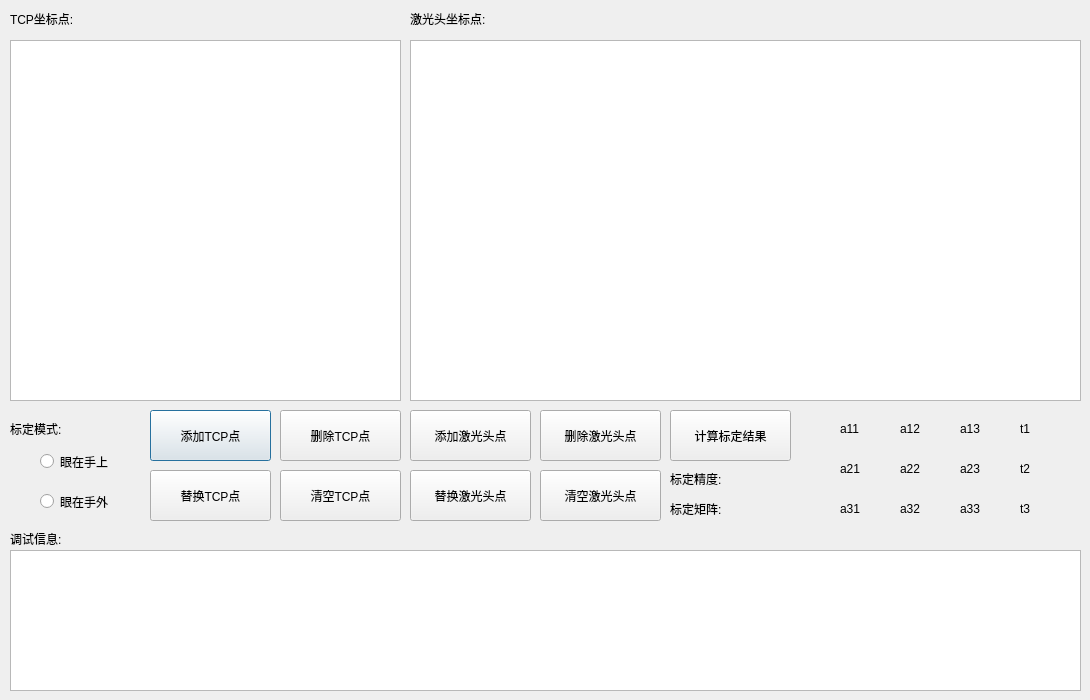
Before: the Qt Designer form demarcatedlg.ui in qubo188612/qtwelding, drawn with Qt 5.
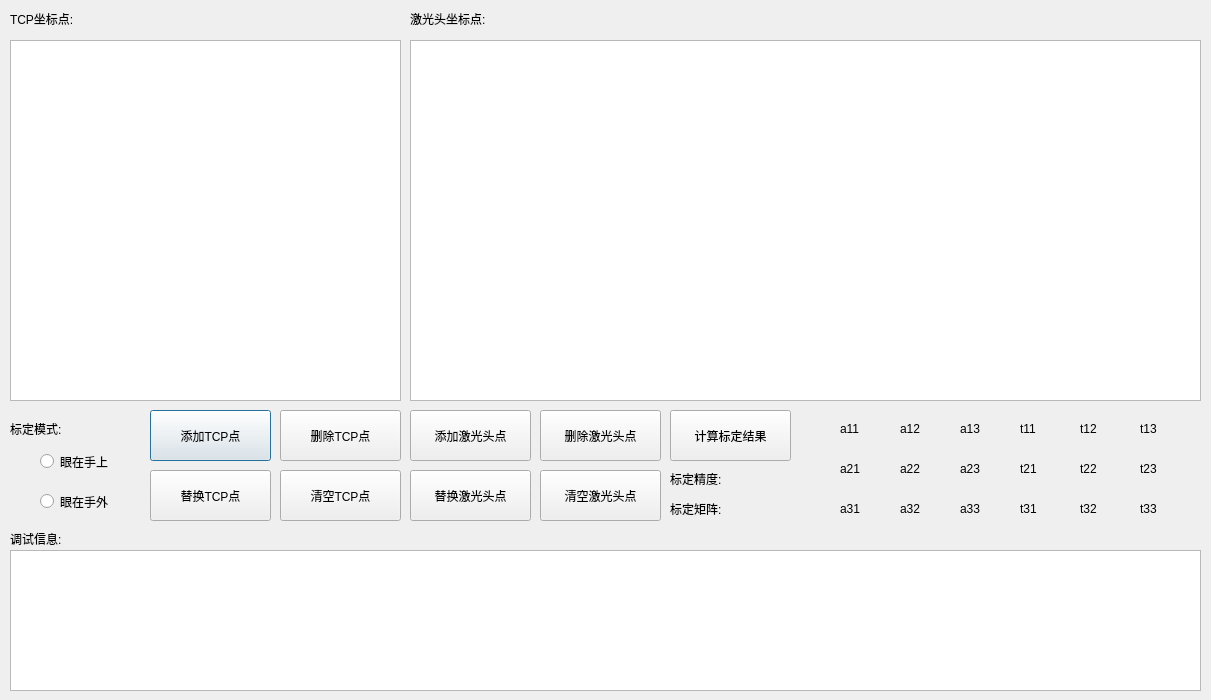
After: the same form once the commit is applied.

Diff of the .ui file:
```diff
--- a/demarcatedlg.ui
+++ b/demarcatedlg.ui
@@ -6,7 +6,7 @@
    <rect>
     <x>0</x>
     <y>0</y>
-    <width>1090</width>
+    <width>1211</width>
     <height>700</height>
    </rect>
   </property>
@@ -361,7 +361,7 @@
     </rect>
    </property>
    <property name="text">
-    <string>t1</string>
+    <string>t11</string>
    </property>
   </widget>
   <widget class="QLabel" name="t1_label">
@@ -374,7 +374,7 @@
     </rect>
    </property>
    <property name="text">
-    <string>t2</string>
+    <string>t21</string>
    </property>
   </widget>
   <widget class="QLabel" name="t2_label">
@@ -387,7 +387,7 @@
     </rect>
    </property>
    <property name="text">
-    <string>t3</string>
+    <string>t31</string>
    </property>
   </widget>
   <widget class="QTextBrowser" name="record">
@@ -395,7 +395,7 @@
     <rect>
      <x>10</x>
      <y>550</y>
-     <width>1071</width>
+     <width>1191</width>
      <height>141</height>
     </rect>
    </property>
@@ -428,11 +428,89 @@
     <rect>
      <x>410</x>
      <y>40</y>
-     <width>671</width>
+     <width>791</width>
      <height>361</height>
     </rect>
    </property>
   </widget>
+  <widget class="QLabel" name="t01_label">
+   <property name="geometry">
+    <rect>
+     <x>1080</x>
+     <y>420</y>
+     <width>61</width>
+     <height>17</height>
+    </rect>
+   </property>
+   <property name="text">
+    <string>t12</string>
+   </property>
+  </widget>
+  <widget class="QLabel" name="t02_label">
+   <property name="geometry">
+    <rect>
+     <x>1140</x>
+     <y>420</y>
+     <width>61</width>
+     <height>17</height>
+    </rect>
+   </property>
+   <property name="text">
+    <string>t13</string>
+   </property>
+  </widget>
+  <widget class="QLabel" name="t11_label">
+   <property name="geometry">
+    <rect>
+     <x>1080</x>
+     <y>460</y>
+     <width>61</width>
+     <height>17</height>
+    </rect>
+   </property>
+   <property name="text">
+    <string>t22</string>
+   </property>
+  </widget>
+  <widget class="QLabel" name="t12_label">
+   <property name="geometry">
+    <rect>
+     <x>1140</x>
+     <y>460</y>
+     <width>61</width>
+     <height>17</height>
+    </rect>
+   </property>
+   <property name="text">
+    <string>t23</string>
+   </property>
+  </widget>
+  <widget class="QLabel" name="t21_label">
+   <property name="geometry">
+    <rect>
+     <x>1080</x>
+     <y>500</y>
+     <width>61</width>
+     <height>17</height>
+    </rect>
+   </property>
+   <property name="text">
+    <string>t32</string>
+   </property>
+  </widget>
+  <widget class="QLabel" name="t22_label">
+   <property name="geometry">
+    <rect>
+     <x>1140</x>
+     <y>500</y>
+     <width>61</width>
+     <height>17</height>
+    </rect>
+   </property>
+   <property name="text">
+    <string>t33</string>
+   </property>
+  </widget>
  </widget>
  <resources/>
  <connections/>
```
Left out of the diff: 6 changed lines with no effect on the pictures.
